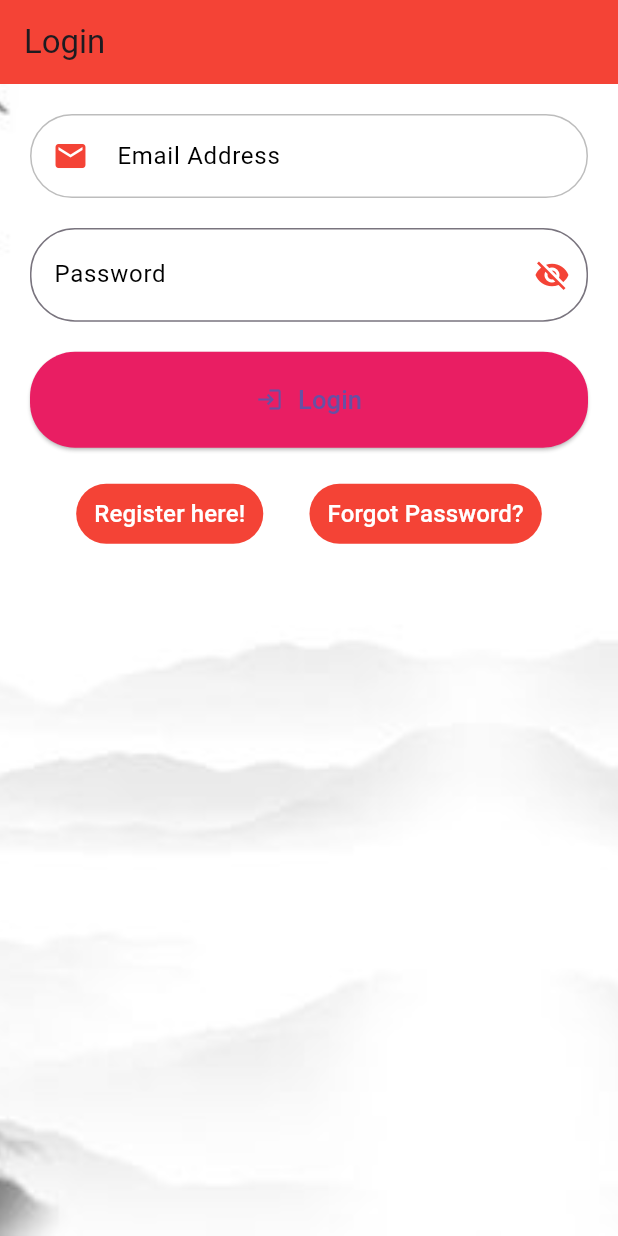
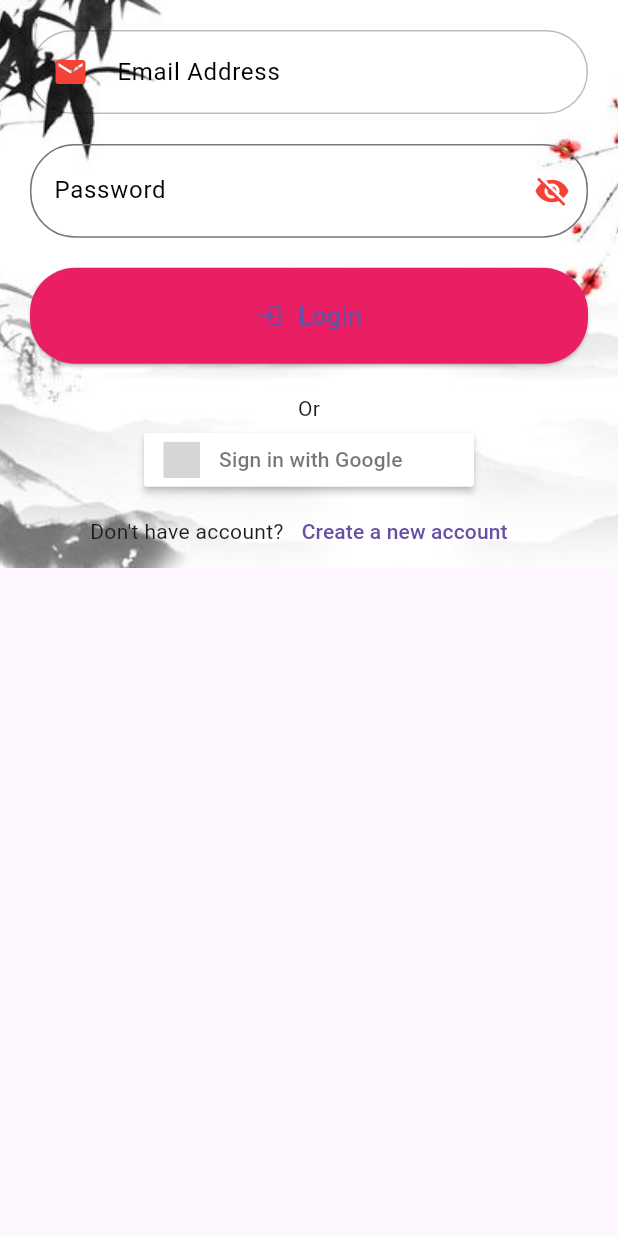
Before and after one commit to Kyuuuti/mobdev_finalproj, a Flutter app: the screen it shows after launch, on a phone screen of 412 x 824 dp. Run offline on Flutter 3.47's test engine with Material 3 defaults, Android fonts, the phone set to English and light mode, and no system bars; our stand-ins replace firebase_auth, firebase_core, flutter_signin_button, google_sign_in; accounts and stored records are empty; grey boxes are pictures that could not be loaded.

Commit message:
updated login and register

```diff
--- a/final_project/lib/PasswordField.dart
+++ b/final_project/lib/components/PasswordField.dart
@@ -7,12 +7,14 @@ class PasswordField extends StatelessWidget {
   final String hintText;
   final bool obscureText;
   final VoidCallback onTap;
+  final TextEditingController controller;
 
   const PasswordField(
     {super.key, required this.labelText,
     required this.hintText,
     required this.obscureText,
-    required this.onTap});
+    required this.onTap,
+    required this.controller});
 
   @override
   Widget build(BuildContext context) {
--- a/final_project/lib/login-form.dart
+++ b/final_project/lib/components/login-form.dart
@@ -7,12 +7,14 @@ class LoginForm extends StatelessWidget {
   final String hintText;
   final IconData iconData;
   final TextInputType textInputType;
+  final TextEditingController controller;
 
   const LoginForm(
     {super.key, required this.labelText,
     required this.hintText,
     required this.iconData,
-    required this.textInputType});
+    required this.textInputType,
+    required this.controller});
 
   @override
   Widget build(BuildContext context) {
--- a/final_project/lib/main.dart
+++ b/final_project/lib/main.dart
@@ -1,14 +1,14 @@
+import 'package:firebase_core/firebase_core.dart';
+import 'firebase_options.dart';
 import 'package:flutter/material.dart';
-import 'package:midterm/ForgotPassword.dart';
-import 'package:midterm/Home.dart';
-import 'package:midterm/PasswordField.dart';
-import 'package:midterm/PrimaryButton.dart';
-import 'package:midterm/Registration.dart';
-import 'package:midterm/SecondaryButton.dart';
-import 'package:midterm/login-form.dart';
+import 'package:midterm/screens/index.dart';
 import 'package:midterm/routes.dart';
 
-void main() {
+void main() async {
+  WidgetsFlutterBinding.ensureInitialized();
+  await Firebase.initializeApp(
+    options: DefaultFirebaseOptions.currentPlatform,
+  );
   runApp(MaterialApp(
     home: const Login(),
     routes: routes,
@@ -17,100 +17,6 @@ void main() {
       buttonTheme: const ButtonThemeData(buttonColor: Colors.red), // Set button color
     ),
   ));
-}
-
-class Login extends StatefulWidget {
-  const Login({super.key});
-
-  static const String routeName = "login";
-
-  @override
-  State<Login> createState() => _LoginState();
-}
-
-class _LoginState extends State<Login> {
-  bool obscureText = true;
-
-  @override
-  Widget build(BuildContext context) {
-    return SafeArea(
-      child: Scaffold(
-        appBar: AppBar(
-          title: const Text("Login"),
-        ),
-        body: Container(
-          decoration: const BoxDecoration(
-            image: DecorationImage(
-              image: AssetImage('assets/c86fa7fd5a93f4402631bde333bb755b.jpg'),
-              fit: BoxFit.cover,
-            ),
-          ),
-          alignment: Alignment.topCenter,
-          padding: const EdgeInsets.symmetric(horizontal: 20),
-          child: SingleChildScrollView(
-            child: Column(
-              children: [
-                const SizedBox(
-                  height: 20,
-                ),
-                const LoginForm(
-                  labelText: "Email Address",
-                  hintText: "Enter a valid email address",
-                  iconData: Icons.email,
-                  textInputType: TextInputType.emailAddress,
-                ),
-                const SizedBox(
-                  height: 20,
-                ),
-                PasswordField(
-                  labelText: "Password",
-                  hintText: "Enter your password",
-                  obscureText: obscureText,
-                  onTap: setPasswordVisibility,
-                ),
-                const SizedBox(
-                  height: 20,
-                ),
-                PrimaryButton(
-                  text: "Login",
-                  iconData: Icons.login,
-                  onPressed: login,
-                ),
-                const SizedBox(
-                  height: 20,
-                ),
-                Row(
-                  mainAxisAlignment: MainAxisAlignment.spaceEvenly,
-                  children: [
-                    SecondaryButton(text: "Register here!", onPressed: register),
-                    SecondaryButton(text: "Forgot Password?", onPressed: forgotpwd),
-                  ],
-                ),
-              ],
-            ),
-          ),
-        ),
-      ),
-    );
-  }
-
-  void login() {
-    Navigator.pushReplacementNamed(context, Home.routeName);
-  }
-
-  void register() {
-    Navigator.pushNamed(context, Registration.routeName);
-  }
-
-  void forgotpwd() {
-    Navigator.pushNamed(context, ForgotPassword.routeName);
-  }
-
-  void setPasswordVisibility() {
-    setState(() {
-      obscureText = !obscureText;
-    });
-  }
 }
 
 // class MyApp extends StatelessWidget {
--- a/final_project/lib/Bookmark.dart
+++ b/final_project/lib/screens/Bookmark.dart
@@ -1,6 +1,6 @@
 import 'package:flutter/material.dart';
-import 'package:midterm/Details.dart';
-import 'package:midterm/Meal.dart';
+import 'package:midterm/screens/Details.dart';
+import 'package:midterm/models/Meal.dart';
 
 class Bookmark extends StatefulWidget {
   final List<Meal> bookmarkedMeals;
--- a/final_project/lib/Dashboard.dart
+++ b/final_project/lib/screens/Dashboard.dart
@@ -2,8 +2,8 @@
 import 'dart:convert';
 import 'package:flutter/material.dart';
 import 'package:http/http.dart' as http;
-import 'package:midterm/Details.dart';
-import 'Meal.dart';
+import 'package:midterm/screens/Details.dart';
+import '../models/Meal.dart';
 
 class Dashboard extends StatefulWidget {
   const Dashboard({Key? key}) : super(key: key);
--- a/final_project/lib/Details.dart
+++ b/final_project/lib/screens/Details.dart
@@ -2,7 +2,7 @@
 
 import 'dart:convert';
 import 'package:flutter/material.dart';
-import 'Meal.dart';
+import '../models/Meal.dart';
 import 'package:http/http.dart' as http;
 
 class Details extends StatefulWidget {
--- a/final_project/lib/Randomizer.dart
+++ b/final_project/lib/screens/Randomizer.dart
@@ -2,8 +2,8 @@
 import 'dart:convert';
 import 'package:flutter/material.dart';
 import 'package:http/http.dart' as http;
-import 'package:midterm/Details.dart';
-import 'package:midterm/Meal.dart';
+import 'package:midterm/screens/Details.dart';
+import 'package:midterm/models/Meal.dart';
 
 class Randomizer extends StatefulWidget {
   const Randomizer({Key? key}) : super(key: key);
--- a/final_project/lib/Settings.dart
+++ b/final_project/lib/screens/Settings.dart
@@ -1,8 +1,8 @@
 // ignore_for_file: file_names
 
 import 'package:flutter/material.dart';
-import 'package:midterm/LogoutButton.dart';
-import 'package:midterm/main.dart';
+import 'package:midterm/components/LogoutButton.dart';
+import 'package:midterm/screens/index.dart';
 
 class Settings extends StatelessWidget {
   const Settings({super.key});
--- /dev/null
+++ b/final_project/lib/screens/index.dart
@@ -0,0 +1,283 @@
+// ignore: file_names
+import 'package:flutter/material.dart';
+import 'package:firebase_auth/firebase_auth.dart';
+import 'package:google_sign_in/google_sign_in.dart';
+import 'package:flutter_signin_button/flutter_signin_button.dart';
+import 'package:midterm/components/PasswordField.dart';
+import 'package:midterm/components/PrimaryButton.dart';
+import 'package:midterm/components/login-form.dart';
+
+class Login extends StatefulWidget {
+  static const String routeName = "login";
+  const Login({super.key});
+
+  @override
+  State<Login> createState() => _LoginState();
+}
+
+class _LoginState extends State<Login> {
+  final loginEmailTextController = TextEditingController();
+  final loginPasswordTextController = TextEditingController();
+  final registerEmailTextController = TextEditingController();
+  final registerPasswordTextController = TextEditingController();
+  final registerRepeatPasswordTextController = TextEditingController();
+  bool obscureText = true;
+  bool showLogin = true;
+  bool showRegister = false;
+
+  @override
+  Widget build(BuildContext context) {
+    return SafeArea(
+      child: Scaffold(
+        body: Column(
+          children: [
+            Visibility(
+            visible: showLogin,
+            child: Container(
+              decoration: const BoxDecoration(
+                image: DecorationImage(
+                  image: AssetImage('assets/c86fa7fd5a93f4402631bde333bb755b.jpg'),
+                  fit: BoxFit.cover,
+                ),
+              ),
+              alignment: Alignment.topCenter,
+              padding: const EdgeInsets.symmetric(horizontal: 20),
+              child: SingleChildScrollView(
+                child: Column(
+                  children: [
+                    const SizedBox(height: 20),
+
+                    LoginForm(
+                      labelText: "Email Address",
+                      hintText: "Enter a valid email address",
+                      iconData: Icons.email,
+                      textInputType: TextInputType.emailAddress,
+                      controller: loginEmailTextController
+                    ),
+                    const SizedBox(height: 20),
+
+                    PasswordField(
+                      labelText: "Password",
+                      hintText: "Enter your password",
+                      obscureText: obscureText,
+                      onTap: setPasswordVisibility,
+                      controller: loginPasswordTextController,
+                    ),
+                    const SizedBox(height: 20),
+
+                    PrimaryButton(
+                      text: "Login",
+                      iconData: Icons.login,
+                      onPressed: loginWithEmail
+                    ),
+                    const SizedBox(height: 20),
+
+                    const Text("Or"),
+                    SignInButton(
+                      Buttons.Google,
+                      onPressed: () {
+                        loginWithGoogle();
+                      },
+                    ),
+
+                    Container(
+                      margin: const EdgeInsets.only(left: 40.0),
+                      child: Row(
+                        children: [
+                          const Text("Don't have account?"),
+                          TextButton(
+                            onPressed: displayRegister,
+                            child: const Text('Create a new account'),
+                          ),
+                        ],
+                      ),
+                    )
+                  ],
+                ),
+              ),
+            ),
+          ),
+
+          Visibility(
+            visible: showRegister,
+            child: Container(
+              decoration: const BoxDecoration(
+                image: DecorationImage(
+                  image: AssetImage('assets/c86fa7fd5a93f4402631bde333bb755b.jpg'),
+                  fit: BoxFit.cover,
+                ),
+              ),
+              alignment: Alignment.topCenter,
+              padding: const EdgeInsets.symmetric(horizontal: 20),
+              child: SingleChildScrollView(
+                child: Column(
+                  children: [
+                    const Text("Create Account"),
+                    const SizedBox(height: 20),
+
+                    LoginForm(
+                      labelText: "Email Address",
+                      hintText: "Enter a valid email address",
+                      iconData: Icons.email,
+                      textInputType: TextInputType.emailAddress,
+                      controller: registerEmailTextController
+                    ),
+                    const SizedBox(height: 20),
+
+                    PasswordField(
+                      labelText: "Password",
+                      hintText: "Enter your password",
+                      obscureText: obscureText,
+                      onTap: setPasswordVisibility,
+                      controller: registerPasswordTextController,
+                    ),
+                    const SizedBox(height: 20),
+
+                    PasswordField(
+                      labelText: "Repeat Password",
+                      hintText: "Re-enter your password",
+                      obscureText: obscureText,
+                      onTap: setPasswordVisibility,
+                      controller: registerRepeatPasswordTextController,
+                    ),
+                    const SizedBox(height: 20),
+
+                    PrimaryButton(
+                      text: "Confirm",
+                      iconData: Icons.login,
+                      onPressed: register
+                    ),
+                    const SizedBox(height: 20),
+
+                    Container(
+                      margin: const EdgeInsets.only(left: 70.0),
+                      child: Row(
+                        children: [
+                          const Text("Already have an account?"),
+                          TextButton(
+                            onPressed: displayLogin,
+                            child: const Text('Login'),
+                          ),
+                        ],
+                      ),
+                    ),
+                  ],
+                ),
+              ),
+            ),
+          )
+        ],
+      )),
+    );
+  }
+
+  void displayLogin() {
+    setState(() {
+      showLogin = true;
+      showRegister = false;
+    });
+  }
+
+  void displayRegister() {
+    setState(() {
+      showLogin = false;
+      showRegister = true;
+    });
+  }
+
+  void loginWithEmail() async {
+    if (loginPasswordTextController.text.isNotEmpty &&
+      loginEmailTextController.text.isNotEmpty) {
+      try {
+        final userCredential = await FirebaseAuth.instance
+            .signInWithEmailAndPassword(
+                email: loginEmailTextController.text,
+                password: loginPasswordTextController.text);
+        print(userCredential);
+      } catch (e) {
+        _showMyDialog('Email or password is invalid.');
+      }
+    } else {
+      _showMyDialog('Please fill in all fields.');
+    }
+  }
+
+  void loginWithGoogle() async {
+    try {
+      final GoogleSignInAccount? googleUser = await GoogleSignIn().signIn();
+      final GoogleSignInAuthentication? googleAuth =
+          await googleUser?.authentication;
+      final credential = GoogleAuthProvider.credential(
+          accessToken: googleAuth?.accessToken, idToken: googleAuth?.idToken);
+      final userCredential =
+          await FirebaseAuth.instance.signInWithCredential(credential);
+      print(userCredential);
+    } catch (e) {
+      print(e);
+    }
+  }
+
+  void register() async {
+    if (registerPasswordTextController.text.isNotEmpty &&
+        registerEmailTextController.text.isNotEmpty &&
+        registerRepeatPasswordTextController.text.isNotEmpty) {
+      try {
+        if (registerPasswordTextController.text ==
+            registerRepeatPasswordTextController.text) {
+          await FirebaseAuth.instance.createUserWithEmailAndPassword(
+              email: registerEmailTextController.text,
+              password: registerPasswordTextController.text);
+          User? currentUser = FirebaseAuth.instance.currentUser;
+          final GoogleSignInAccount? googleUser = await GoogleSignIn().signIn();
+          final GoogleSignInAuthentication? googleAuth =
+              await googleUser?.authentication;
+          final googleCredential = GoogleAuthProvider.credential(
+              accessToken: googleAuth?.accessToken,
+              idToken: googleAuth?.idToken);
+          if (currentUser != null && !currentUser.isAnonymous) {
+            await currentUser.linkWithCredential(googleCredential);
+            _showMyDialog('Account created successfully!');
+          }
+        } else {
+          _showMyDialog('Password does not match.');
+        }
+      } on FirebaseAuthException catch (e) {
+        if (e.code == 'weak-password') {
+          _showMyDialog('Please input up to 6 characters.');
+        } else if (e.code == 'email-already-in-use') {
+          _showMyDialog('Account already exists.');
+        }
+      } catch (e) {
+        print(e);
+      }
+    } else {
+      _showMyDialog('Please fill in all fields.');
+    }
+  }
+
+  void setPasswordVisibility() {
+    setState(() {
+      obscureText = !obscureText;
+    });
+  }
+
+  Future<void> _showMyDialog(message) async {
+    return showDialog<void>(
+      context: context,
+      barrierDismissible: false,
+      builder: (BuildContext context) {
+        return AlertDialog(
+          content:Text(message),
+          actions: <Widget>[
+            TextButton(
+              child: const Text('OK'),
+              onPressed: () {
+                Navigator.of(context).pop();
+              },
+            ),
+          ],
+        );
+      },
+    );
+  }
+}
--- a/final_project/pubspec.yaml
+++ b/final_project/pubspec.yaml
@@ -36,6 +36,12 @@ dependencies:
   # Use with the CupertinoIcons class for iOS style icons.
   cupertino_icons: ^1.0.2
   http: ^1.1.0
+  firebase_core: ^2.25.4
+  cloud_firestore: ^4.15.5
+  firebase_auth: ^4.17.4
+  passwordfield: ^0.2.0
+  google_sign_in: ^6.1.6
+  flutter_signin_button: ^2.0.0
 
 dev_dependencies:
   flutter_test:
```
Also changed, not shown: final_project/lib/Registration.dart (deleted, +0 -29 lines), final_project/lib/routes.dart (+4 -6 lines), final_project/lib/screens/Home.dart (renamed from final_project/lib/Home.dart, +4 -4 lines), final_project/lib/components/LogoutButton.dart (renamed from final_project/lib/LogoutButton.dart), final_project/lib/components/PrimaryButton.dart (renamed from final_project/lib/PrimaryButton.dart), final_project/lib/components/SecondaryButton.dart (renamed from final_project/lib/SecondaryButton.dart), final_project/lib/firebase_options.dart (added), final_project/lib/models/Meal.dart (renamed from final_project/lib/Meal.dart), final_project/pubspec.lock, 10 other files.
